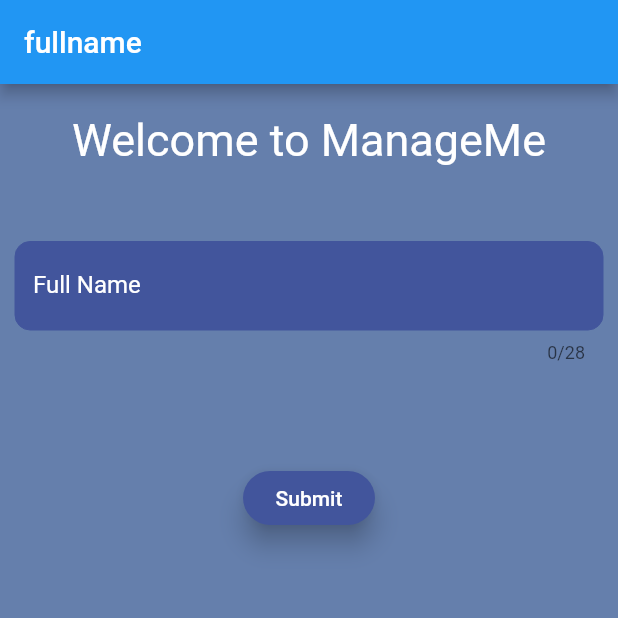
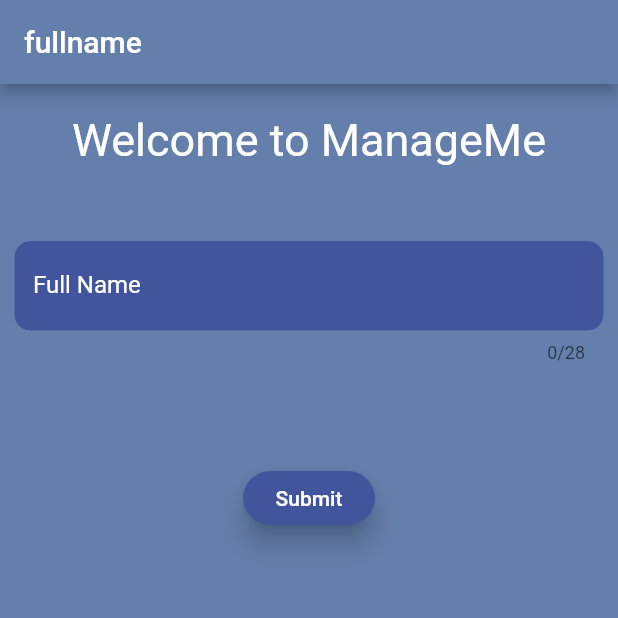
Before and after one commit to wissamnd/ManageMe, a Flutter app: the NewUser screen opened directly, on a phone screen of 412 x 824 dp, the top half of it. Run offline on Flutter 3.47's test engine with Material 2 defaults, Android fonts, the light colour scheme and no system bars; our stand-ins replace cloud_firestore, connectivity, country_code_picker, firebase_auth, firebase_storage, image_picker and 2 more; accounts and stored records are empty; network calls fail.

Commit message:
Minor Bug fixes

```diff
--- a/lib/BuildingManagemnet/ListOfBuildings.dart
+++ b/lib/BuildingManagemnet/ListOfBuildings.dart
@@ -38,6 +38,7 @@ class BuildingsListState extends State<BuildingsList> {
   var currentPressed;
   var currentPressedID;
   var uid ="";
+  bool _isLoading = false;
   final GlobalKey<ScaffoldState> mScaffoldState = new GlobalKey<ScaffoldState>();
 
   void accessDeniedSnackBar() {
@@ -53,6 +54,7 @@ class BuildingsListState extends State<BuildingsList> {
       });
       getUserBuildings(user.uid).then((tuple){
         setState(() {
+          _isLoading = true;
           _allBuildings =tuple.item1;
           _allBuildingsIDs = tuple.item2;
         });
@@ -69,7 +71,7 @@ class BuildingsListState extends State<BuildingsList> {
         backgroundColor: AppTheme.appBarBackgroundColor,
       ),
         backgroundColor: AppTheme.backgroundColor,
-      body:(_allBuildings.length ==0)? Center(child:CircularProgressIndicator(valueColor: new AlwaysStoppedAnimation<Color>(Colors.white),)):
+      body:(!_isLoading)? Center(child:CircularProgressIndicator(valueColor: new AlwaysStoppedAnimation<Color>(Colors.white),)):
         ListView(
         children: <Widget>[
           Padding(
--- a/lib/Login/NewUser.dart
+++ b/lib/Login/NewUser.dart
@@ -3,7 +3,7 @@ import 'package:firebase_auth/firebase_auth.dart';
 import 'package:ManageMe/homeNavigation.dart';
 import 'package:ManageMe/Objects/User.dart';
 import 'package:ManageMe/Services/ConnectivityServices.dart';
-
+import 'package:ManageMe/theme.dart';
 
 
 class NewUser extends StatefulWidget{
@@ -30,8 +30,9 @@ class _NewUser extends State<NewUser>{
   Widget build(BuildContext context) {
 
     return Scaffold(
-        appBar: new AppBar(title: Text("fullname"),),
-        backgroundColor: Color.fromRGBO(101, 127, 172, 1),
+        appBar: new AppBar(title: Text("fullname"),
+        backgroundColor: AppTheme.appBarBackgroundColor,),
+        backgroundColor: AppTheme.backgroundColor,
         body: Container(
           padding: EdgeInsets.all(10.0),
           child:ListView(
```
Also changed, not shown: lib/userAccount.dart (+7 -4 lines).
